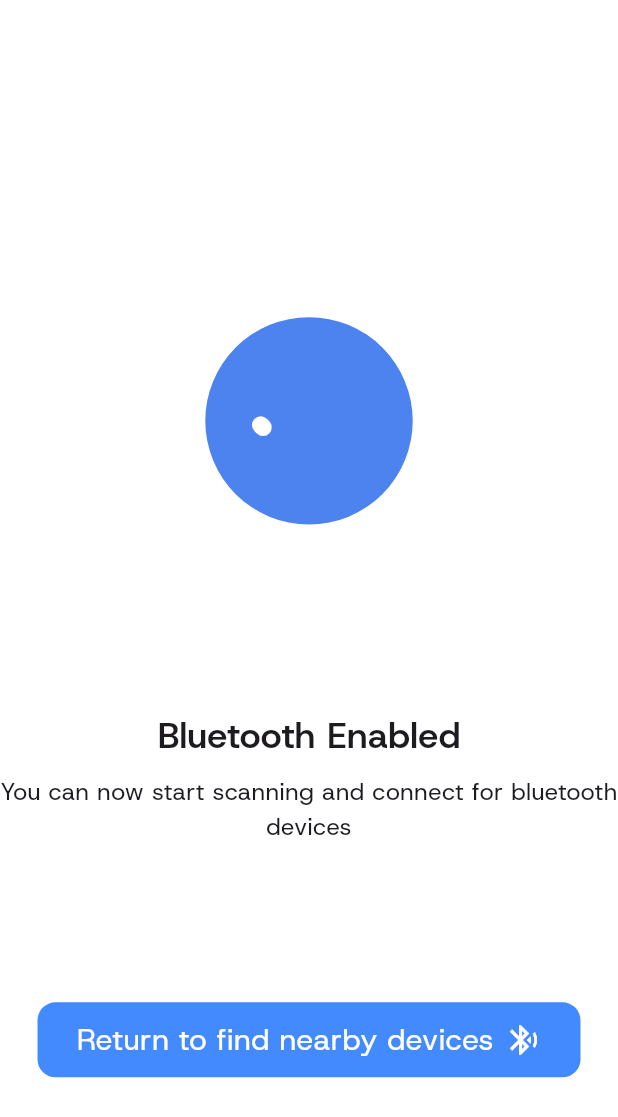
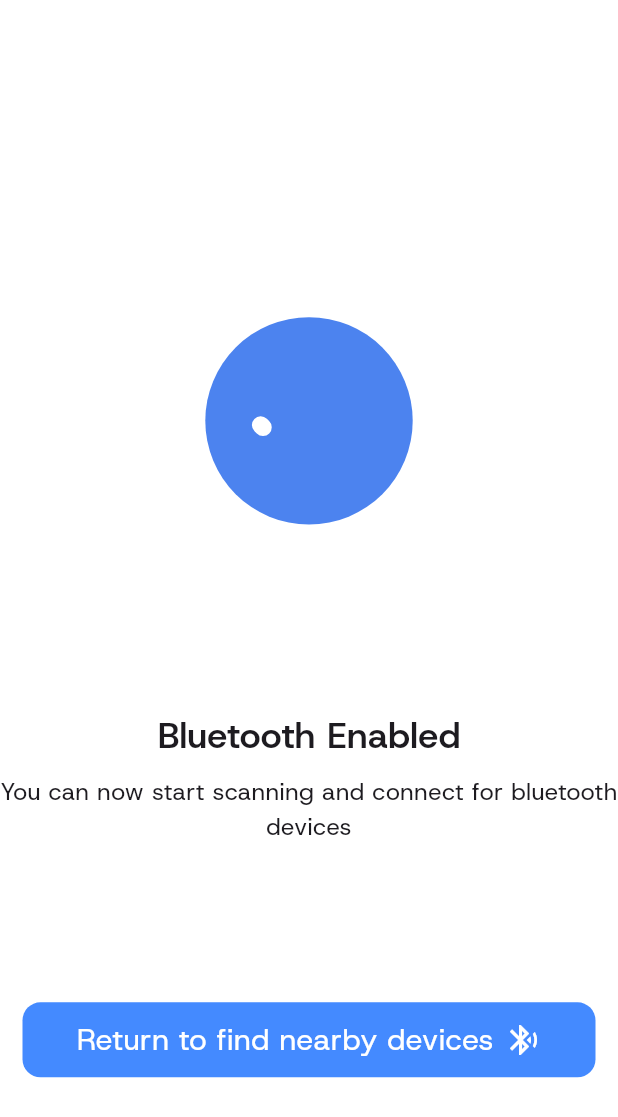
Before and after one commit to Mohamed-said-salah/BLE-Integration-in-a-Flutter-App, a Flutter app: the EnableBluetoothScreen screen opened directly, on a phone screen of 412 x 824 dp. Shown: the top 1117 px of the screen. Run offline on Flutter 3.47's test engine with Material 3 defaults, Android fonts, the phone set to English and light mode, and no system bars; our stand-ins replace equatable, flutter_bloc, flutter_blue_plus, geolocator, lottie, permission_handler.

Commit message:
Fix: width overflow in the back to find devices screen button

```diff
--- a/lib/features/permissions/views/widgets/buttons/back_to_find_devices_screen_button.dart
+++ b/lib/features/permissions/views/widgets/buttons/back_to_find_devices_screen_button.dart
@@ -10,7 +10,7 @@ class BackToFindDevicesScreenButton extends StatelessWidget {
     return Material(
       color: Colors.transparent,
       child: Padding(
-        padding: const EdgeInsets.symmetric(vertical: 15.0, horizontal: 25.0),
+        padding: const EdgeInsets.all(15),
         child: InkWell(
           onTap: () {
             Navigator.pop(context);
```
